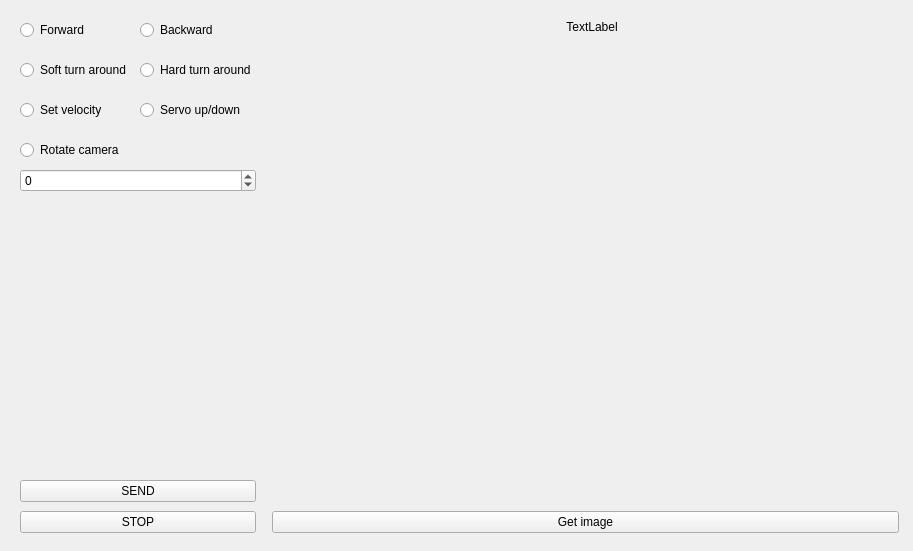
This is static/new.ui in DJsega1/ac-interface as Qt 5 draws it before an edit. The edited form follows.
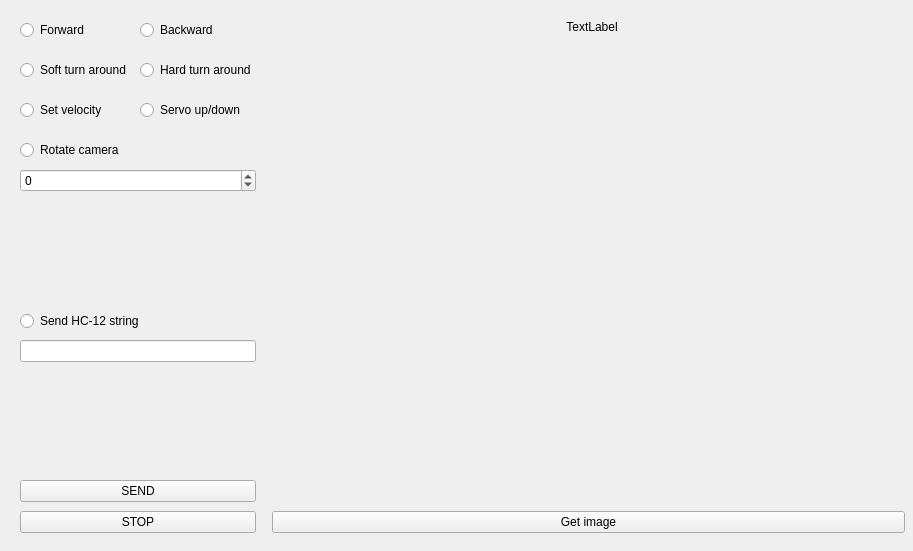
This is the edited form.

```diff
--- a/static/new.ui
+++ b/static/new.ui
@@ -19,7 +19,7 @@
      <rect>
       <x>20</x>
       <y>20</y>
-      <width>879</width>
+      <width>885</width>
       <height>513</height>
      </rect>
     </property>
@@ -122,6 +122,32 @@
          </property>
         </widget>
        </item>
+       <item>
+        <spacer name="verticalSpacer_2">
+         <property name="orientation">
+          <enum>Qt::Vertical</enum>
+         </property>
+         <property name="sizeHint" stdset="0">
+          <size>
+           <width>20</width>
+           <height>40</height>
+          </size>
+         </property>
+        </spacer>
+       </item>
+       <item>
+        <widget class="QRadioButton" name="stringHcRadio">
+         <property name="text">
+          <string>Send HC-12 string</string>
+         </property>
+         <attribute name="buttonGroup">
+          <string notr="true">radioGroup</string>
+         </attribute>
+        </widget>
+       </item>
+       <item>
+        <widget class="QLineEdit" name="stringEdit"/>
+       </item>
        <item>
         <spacer name="verticalSpacer">
          <property name="orientation">
```
